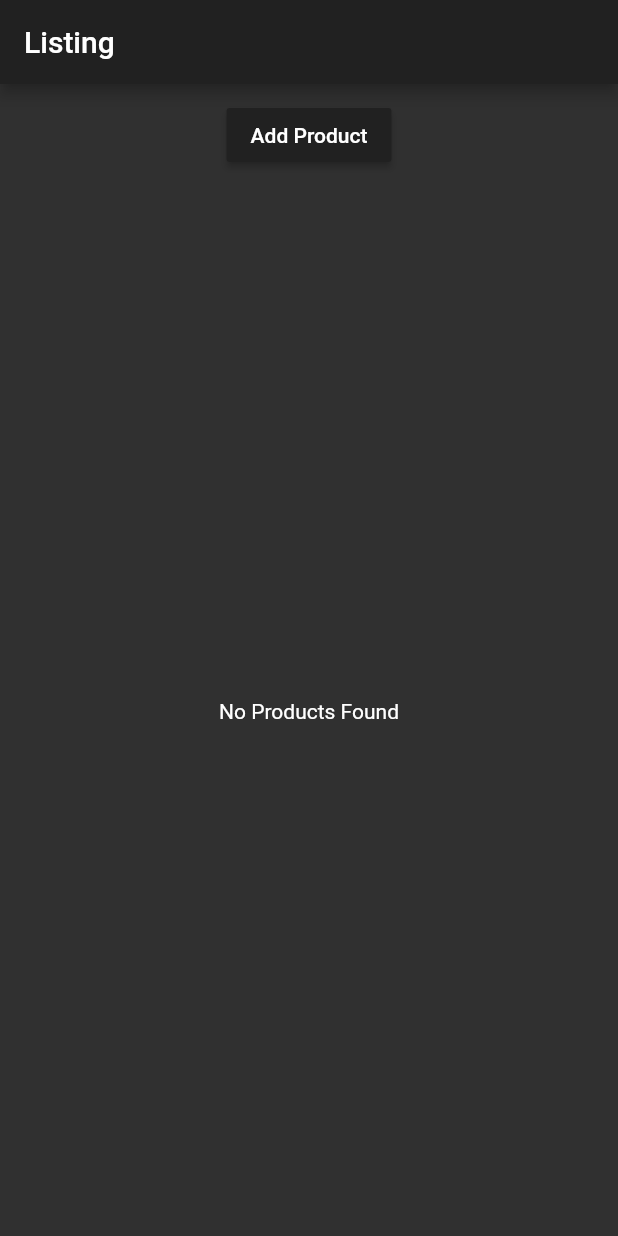
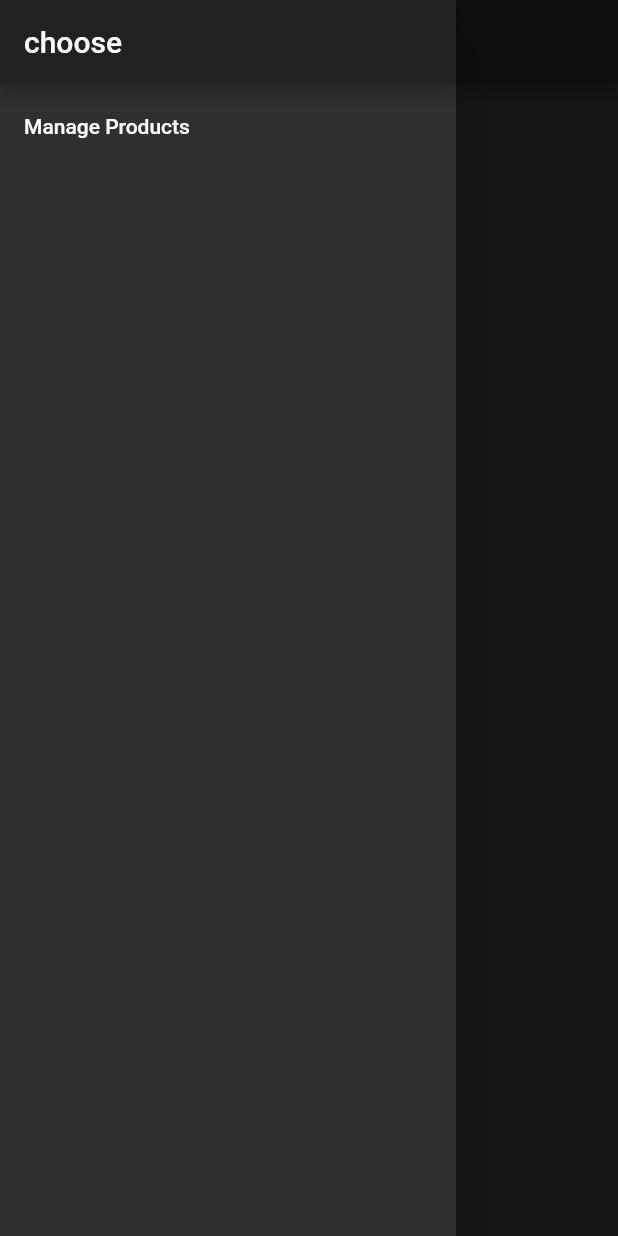
Before and after one commit to vijay0405/flutter_listing_codeAlong, a Flutter app: the ProductsPage screen opened directly, with the side drawer open (before the commit the screen has no drawer), on a phone screen of 412 x 824 dp. Run offline on Flutter 3.47's test engine with Material 2 defaults, Android fonts, the phone set to English and light mode, and no system bars.

Commit message:
Added navigation bar

```diff
--- a/lib/pages/products.dart
+++ b/lib/pages/products.dart
@@ -6,9 +6,22 @@ class ProductsPage extends StatelessWidget {
   @override
   Widget build(BuildContext context) {
     return Scaffold(
-          appBar: AppBar(
-            title: Text("Listing"),
+        drawer: Drawer(
+          child: Column(
+            children: <Widget>[
+              AppBar(
+                automaticallyImplyLeading: false,
+                title: Text("choose"),),
+                ListTile(
+                  title: Text("Manage Products"),
+                  onTap: (){},
+                )
+            ],
           ),
-          body: ProductManager());
+        ),
+        appBar: AppBar(
+          title: Text("Listing"),
+        ),
+        body: ProductManager());
   }
 }
```
